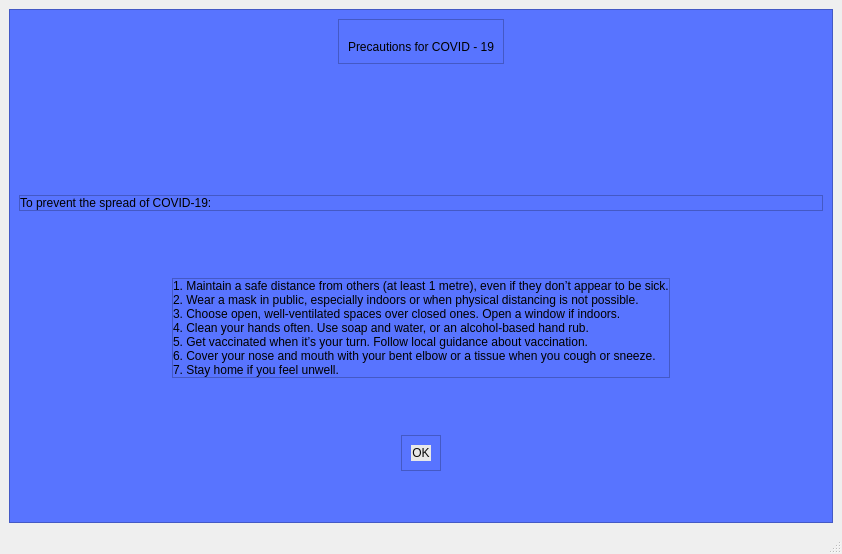
Qt form ui/precautions.ui (neel-mistry/PoCoH-MiniProj) before a commit.
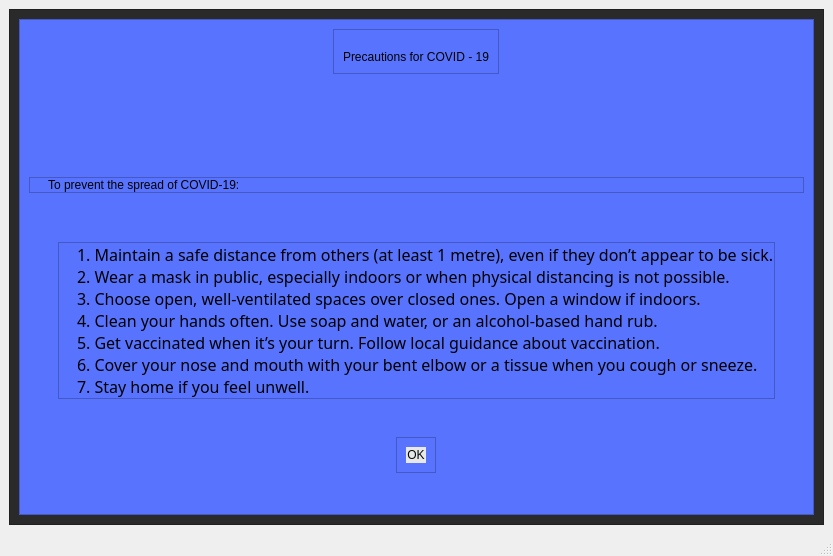
The same form after that commit.

Diff of the .ui file:
```diff
--- a/ui/precautions.ui
+++ b/ui/precautions.ui
@@ -6,8 +6,8 @@
    <rect>
     <x>0</x>
     <y>0</y>
-    <width>842</width>
-    <height>554</height>
+    <width>833</width>
+    <height>556</height>
    </rect>
   </property>
   <property name="windowTitle">
@@ -16,6 +16,18 @@
   <widget class="QWidget" name="centralwidget">
    <layout class="QGridLayout" name="gridLayout">
     <item row="0" column="0">
+     <widget class="QFrame" name="frame_6">
+      <property name="styleSheet">
+       <string notr="true">background-color: rgb(42, 42, 42);</string>
+      </property>
+      <property name="frameShape">
+       <enum>QFrame::StyledPanel</enum>
+      </property>
+      <property name="frameShadow">
+       <enum>QFrame::Raised</enum>
+      </property>
+      <layout class="QHBoxLayout" name="horizontalLayout_2">
+       <item>
      <widget class="QFrame" name="frame">
       <property name="styleSheet">
        <string notr="true">background-color: rgb(88, 116, 255);</string>
@@ -65,7 +77,7 @@
            <number>0</number>
           </property>
           <property name="leftMargin">
-           <number>0</number>
+              <number>18</number>
           </property>
           <property name="topMargin">
            <number>0</number>
@@ -102,7 +114,7 @@
            <number>0</number>
           </property>
           <property name="leftMargin">
-           <number>0</number>
+              <number>18</number>
           </property>
           <property name="topMargin">
            <number>0</number>
@@ -115,6 +127,14 @@
           </property>
           <item>
            <widget class="QLabel" name="label_3">
+               <property name="font">
+                <font>
+                 <family>Poppins</family>
+                 <pointsize>12</pointsize>
+                 <italic>false</italic>
+                 <bold>false</bold>
+                </font>
+               </property>
             <property name="styleSheet">
              <string notr="true">font: 500 13pt &quot;Poppins&quot;;</string>
             </property>
@@ -127,6 +147,9 @@
 6. Cover your nose and mouth with your bent elbow or a tissue when you cough or sneeze.
 7. Stay home if you feel unwell.</string>
             </property>
+               <property name="wordWrap">
+                <bool>true</bool>
+               </property>
            </widget>
           </item>
          </layout>
@@ -174,6 +197,9 @@
     </item>
    </layout>
   </widget>
+    </item>
+   </layout>
+  </widget>
   <widget class="QMenuBar" name="menubar">
    <property name="geometry">
     <rect>
```
Left out of the diff: 4 changed lines with no effect on the pictures. Lines whose indentation alone changed are shown as unchanged.
